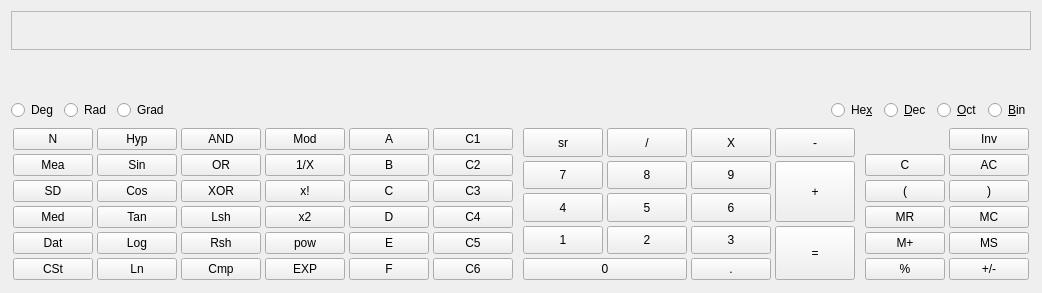
Before: the Qt Designer form kcalc.ui in KDE/kcalc, drawn with Qt 5.
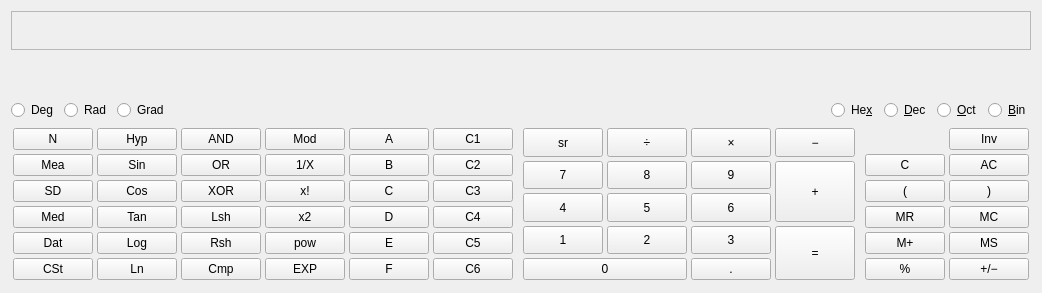
After: the same form once the commit is applied. Custom widgets are drawn as their Qt base class.

Commit message: use the correct signs for minus, division and multiplication sign

```diff
--- a/kcalc.ui
+++ b/kcalc.ui
@@ -568,7 +568,7 @@
              <string>Division</string>
             </property>
             <property name="text">
-             <string>/</string>
+             <string>÷</string>
             </property>
            </widget>
           </item>
@@ -584,7 +584,7 @@
              <string>Multiplication</string>
             </property>
             <property name="text">
-             <string>X</string>
+             <string>×</string>
             </property>
            </widget>
           </item>
@@ -600,7 +600,7 @@
              <string>Minus</string>
             </property>
             <property name="text">
-             <string comment="- calculator button">-</string>
+             <string comment="- calculator button">−</string>
             </property>
            </widget>
           </item>
@@ -930,7 +930,7 @@
              <string>Change sign</string>
             </property>
             <property name="text">
-             <string>+/-</string>
+             <string>+/−</string>
             </property>
            </widget>
           </item>
```
The commit also changes 1 other file.
